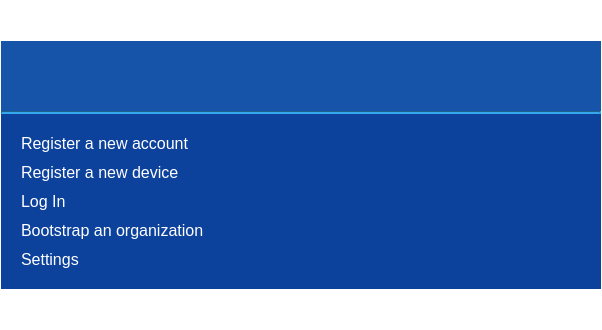
Scille/parsec-cloud, file parsec/core/gui/forms/login_widget.ui: the form before one commit.
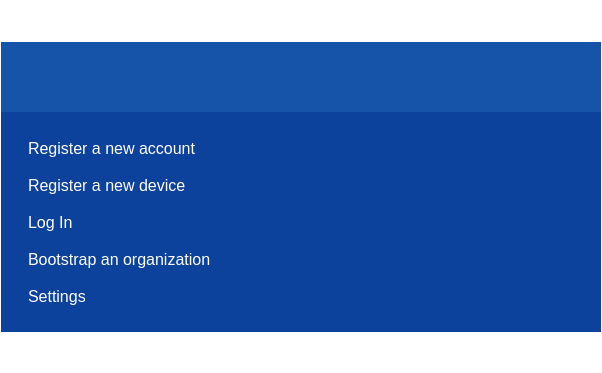
The form after the commit. Icons and pictures are not drawn.

Commit message: [GUI] Rewrote app entire style

The edit to the form file:
```diff
--- a/parsec/core/gui/forms/login_widget.ui
+++ b/parsec/core/gui/forms/login_widget.ui
@@ -7,7 +7,7 @@
     <x>0</x>
     <y>0</y>
     <width>602</width>
-    <height>330</height>
+    <height>373</height>
    </rect>
   </property>
   <property name="sizePolicy">
@@ -32,6 +32,58 @@
    <string notr="true">QWidget#LoginWidget
 {
 background-color: rgb(255, 255, 255);
+}
+
+QPushButton
+{
+border: 1px solid rgb(255, 255, 255);
+color: rgb(255, 255, 255);
+padding: 7px;
+}
+
+QLabel
+{
+color: rgb(255, 255, 255);
+}
+
+QLineEdit
+{
+border: 2px solid rgb(46, 145, 208);
+background-color: white;
+color: black;
+padding-left: 5px;
+}
+
+QComboBox
+{
+border: 2px solid rgb(46, 145, 208);
+background-color: white;
+color: black;
+padding-left: 5px;
+}
+
+QComboBox::down-arrow
+{
+image: url(:/icons/images/icons/down-arrow.png);
+}
+
+QCheckBox
+{
+color: rgb(255, 255, 255);
+}
+
+QCheckBox::indicator
+{
+width: 15px;
+height: 15px;
+background-color: rgb(255, 255, 255);
+border: 2px solid rgb(46, 145, 208);
+color: black;
+}
+
+QCheckBox::indicator:checked
+{
+image: url(:/icons/images/icons/checked.png)
 }</string>
   </property>
   <layout class="QHBoxLayout" name="horizontalLayout">
@@ -106,44 +158,7 @@
 {
 background-color: rgb(12, 65, 156);
 }
-
-QLineEdit
-{
-border: 2px solid rgb(46, 145, 208);
-background-color: white;
-color: black;
-}
-
-QComboBox
-{
-border: 2px solid rgb(46, 145, 208);
-background-color: white;
-color: black;
-}
-
-QComboBox::down-arrow
-{
-image: url(:/icons/images/icons/down-arrow.png);
-}
-
-QCheckBox
-{
-color: rgb(255, 255, 255);
-}
-
-QCheckBox::indicator
-{
-width: 15px;
-height: 15px;
-background-color: rgb(255, 255, 255);
-border: 2px solid rgb(46, 145, 208);
-color: black;
-}
-
-QCheckBox::indicator:checked
-{
-image: url(:/icons/images/icons/checked.png)
-}</string>
+</string>
        </property>
        <layout class="QVBoxLayout" name="verticalLayout_2">
         <property name="spacing">
@@ -219,22 +234,6 @@
           </layout>
          </widget>
         </item>
-        <item>
-         <widget class="QFrame" name="frame">
-          <property name="styleSheet">
-           <string notr="true">background-color: rgb(46, 145, 208);</string>
-          </property>
-          <property name="frameShape">
-           <enum>QFrame::HLine</enum>
-          </property>
-          <property name="frameShadow">
-           <enum>QFrame::Sunken</enum>
-          </property>
-          <property name="lineWidth">
-           <number>2</number>
-          </property>
-         </widget>
-        </item>
         <item>
          <widget class="QWidget" name="widget_2" native="true">
           <property name="sizePolicy">
@@ -244,25 +243,31 @@
            </sizepolicy>
           </property>
           <property name="styleSheet">
-           <string notr="true">QPushButton
+           <string notr="true">#button_bootstrap_instead,
+#button_login_instead,
+#button_register_device_instead,
+#button_register_user_instead,
+#button_settings
 {
 border: 0;
 color: rgb(255, 255, 255);
 text-align: left;
+background-color: rgb(12, 65, 156);
+height: 18px;
 }
 
-QPushButton#button_login_instead:hover,
-QPushButton#button_register_device_instead:hover,
-QPushButton#button_register_user_instead:hover,
-QPushButton#button_settings:hover,
-QPushButton#button_bootstrap_instead:hover
+#button_bootstrap_instead:hover,
+#button_login_instead:hover,
+#button_register_device_instead:hover,
+#button_register_user_instead:hover,
+#button_settings:hover
 {
 text-decoration: underline;
 }</string>
           </property>
           <layout class="QVBoxLayout" name="verticalLayout_4">
            <property name="spacing">
-            <number>10</number>
+            <number>5</number>
            </property>
            <property name="leftMargin">
             <number>20</number>
```
Left out of the diff: 16 changed lines with no effect on the pictures. The commit also changes 40 other files.
